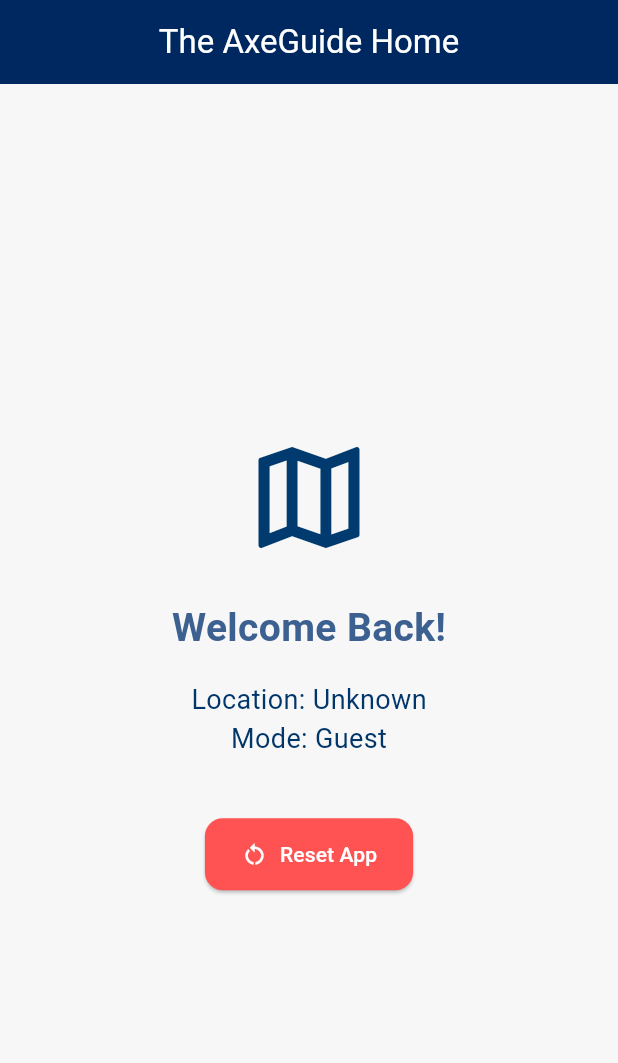
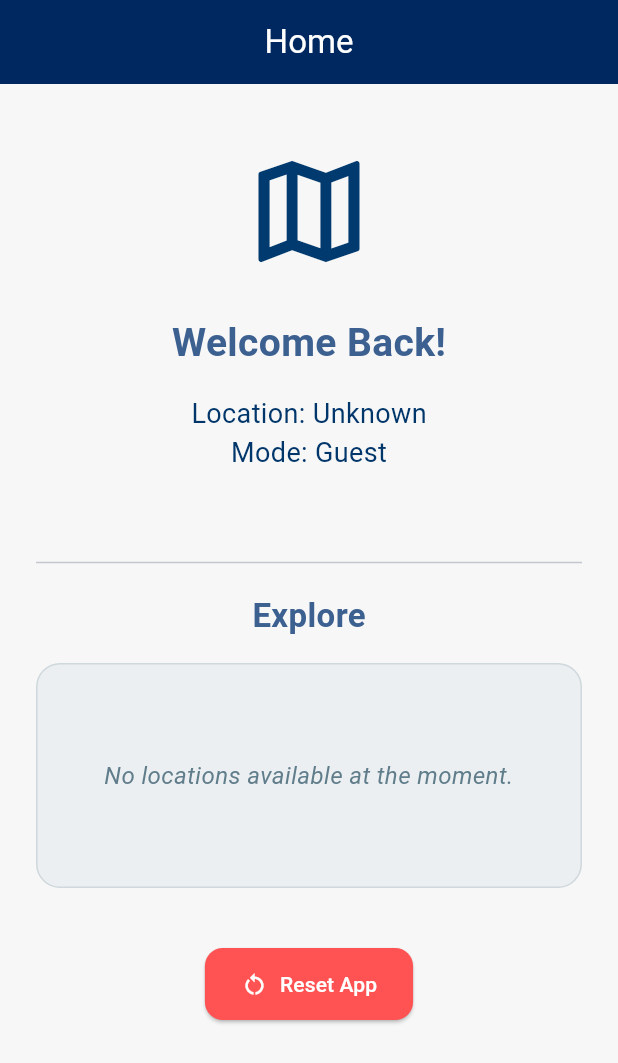
Before and after one commit to melita-pereira/axeguide, a Flutter app: the HomeScreen screen opened directly, on a phone screen of 412 x 824 dp. Shown: the top 1063 px of the screen. Run offline on Flutter 3.47's test engine with Material 3 defaults, Android fonts, the phone set to English and light mode, and no system bars; our stand-ins replace flutter_dotenv, hive, hive_flutter, supabase_flutter; accounts and stored records are empty.

Commit message:
Attempted to integrate map links in Supabase to open in external applications, more commits to follow for same issue.

```diff
--- a/lib/screens/home_screen.dart
+++ b/lib/screens/home_screen.dart
@@ -1,5 +1,7 @@
 import 'package:flutter/material.dart';
 import 'package:axeguide/utils/user_box_helper.dart';
+import 'package:supabase_flutter/supabase_flutter.dart';
+import 'package:url_launcher/url_launcher.dart';
 import 'welcome_screen.dart';
 
 class HomeScreen extends StatefulWidget {
@@ -12,11 +14,18 @@ class HomeScreen extends StatefulWidget {
 class _HomeScreenState extends State<HomeScreen> {
   String? userLocation;
   String? userMode;
+  bool loading = true;
+  List<Map<String, dynamic>> locations = [];
 
   @override
   void initState() {
     super.initState();
-    _loadUserData();
+    _initialize();
+  }
+
+  Future<void> _initialize() async {
+    await _loadUserData();
+    await _loadLocations();
   }
 
   Future<void> _loadUserData() async {
@@ -26,6 +35,25 @@ class _HomeScreenState extends State<HomeScreen> {
       userLocation = location ?? 'Unknown';
       userMode = mode ?? 'Guest';
     });
+  }
+
+  Future<void> _loadLocations() async {
+    // Simulate loading locations from a data source
+    try {
+      final response = await Supabase.instance.client
+          .from('locations')
+          .select('name, map_link')
+          .limit(10);
+      setState(() {
+        locations = List<Map<String, dynamic>>.from(response);
+        loading = false;
+      });
+    } catch (e) {
+      setState(() {
+        loading = false;
+      });
+      debugPrint('Error loading locations: $e');
+    }
   }
 
   Future<void> _resetApp() async {
@@ -44,18 +72,47 @@ class _HomeScreenState extends State<HomeScreen> {
     );
   }
 
+  Future<void> _openMap(String mapLink) async {
+    if (mapLink.isEmpty) {
+      ScaffoldMessenger.of(context).showSnackBar(
+        const SnackBar(
+          content: Text('No map link available for this location.'),
+          duration: Duration(seconds: 2),
+        ),
+      );
+      return;
+    }
+    final uri = Uri.tryParse(mapLink);
+    if (uri == null) {
+      ScaffoldMessenger.of(context).showSnackBar(
+        const SnackBar(
+          content: Text('Invalid map link.'),
+          duration: Duration(seconds: 2),
+        ),
+      );
+      return;
+    }
+    if (!await launchUrl(uri, mode: LaunchMode.externalApplication)){
+      ScaffoldMessenger.of(context).showSnackBar(
+        const SnackBar(
+          content: Text('Could not open the map link.'),
+          duration: Duration(seconds: 2),
+        ),
+      );
+    }
+  }
+
   @override
   Widget build(BuildContext context) {
     final theme = Theme.of(context);
     final color = theme.colorScheme.primary;
 
     return Scaffold(
-      appBar: AppBar(title: const Text('The AxeGuide Home'), centerTitle: true),
-      body: Center(
-        child: Padding(
+      appBar: AppBar(title: const Text('Home'), centerTitle: true),
+      body: SingleChildScrollView(
           padding: const EdgeInsets.symmetric(horizontal: 24, vertical: 40),
           child: Column(
-            mainAxisAlignment: MainAxisAlignment.center,
+            crossAxisAlignment: CrossAxisAlignment.center,
             children: [
               const Icon(
                 Icons.map_outlined,
@@ -81,6 +138,66 @@ class _HomeScreenState extends State<HomeScreen> {
                 style: const TextStyle(fontSize: 18),
               ),
               const SizedBox(height: 40),
+              const Divider(height: 40, thickness: 1),
+              Text(
+                'Explore',
+                style: TextStyle(
+                  fontSize: 22,
+                  fontWeight: FontWeight.w600,
+                  color: color,
+                ),
+              ),
+              const SizedBox(height: 16),
+              if (loading) ...[
+                const Padding(
+                  padding: EdgeInsets.all(16.0),
+                  child: CircularProgressIndicator(),
+                )
+               ] else if (locations.isEmpty) ...[
+                Container(
+                  height: 150,
+                  width: double.infinity,
+                  decoration: BoxDecoration(
+                    color: Colors.blueGrey.shade50,
+                    borderRadius: BorderRadius.circular(16),
+                    border: Border.all(color: Colors.blueGrey.shade100),
+                  ),
+                  child: const Center(
+                    child: Text(
+                      'No locations available at the moment.',
+                      textAlign: TextAlign.center,
+                      style: TextStyle(
+                        fontSize: 16,
+                        color: Colors.blueGrey,
+                        fontStyle: FontStyle.italic,
+                      ),
+                    ),
+                  ),
+                )
+              ] else ...[
+                Column(
+                  children: locations.map((loc) {
+                    final title = loc['name'] ?? 'Unknown';
+                    final mapLink = loc['map_link'] ?? '';
+                    return Card(
+                      margin: const EdgeInsets.symmetric(vertical: 8),
+                      shape: RoundedRectangleBorder(
+                        borderRadius: BorderRadius.circular(12),
+                      ),
+                      child: ListTile(
+                        title: Text(
+                          title,
+                          style: const TextStyle(fontWeight: FontWeight.w600),
+                        ),
+                        trailing: const Icon(Icons.map_outlined,
+                        color: Color(0xFF013A6E)),
+                          onTap: () => _openMap(mapLink),
+                        ),
+                      );
+                  }).toList(),
+                ),
+              ],
+              const SizedBox(height: 40),
               ElevatedButton.icon(
                 onPressed: _resetApp,
                 icon: const Icon(Icons.restart_alt),
@@ -100,7 +217,6 @@ class _HomeScreenState extends State<HomeScreen> {
             ],
           ),
         ),
-      ),
     );
   }
 }
```
